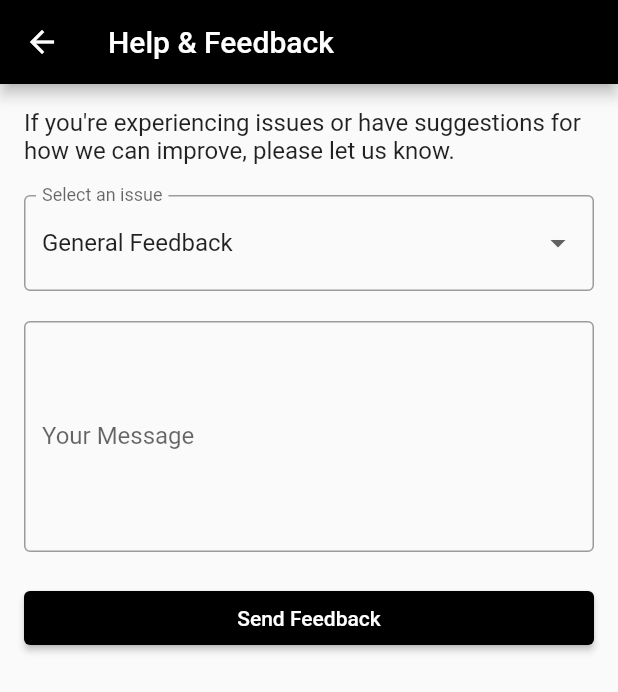
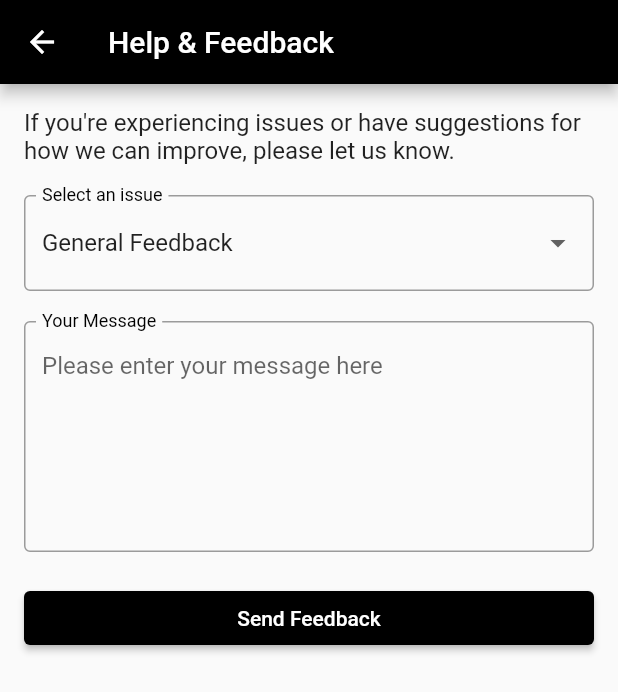
Before and after one commit to helenajullia/SwipeAway, a Flutter app: the HelpFeedbackPage screen opened directly with empty values, on a phone screen of 412 x 824 dp. Shown: the top 692 px of the screen. Run offline on Flutter 3.47's test engine with Material 2 defaults, Android fonts, the phone set to English and light mode, and no system bars; our stand-ins replace cloud_firestore, firebase_auth, firebase_core, firebase_database, get, google_fonts; accounts and stored records are empty.

Commit message:
Made some touches to the feedback page

```diff
--- a/lib/home/myAccount/helpFeedbackPage.dart
+++ b/lib/home/myAccount/helpFeedbackPage.dart
@@ -2,13 +2,13 @@ import 'package:flutter/material.dart';
 import 'package:google_fonts/google_fonts.dart';
 
 class HelpFeedbackPage extends StatelessWidget {
-  final String userEmail; // User's email is passed to the constructor
+  final String userEmail;
 
   HelpFeedbackPage({required this.userEmail});
 
   @override
   Widget build(BuildContext context) {
-    String selectedIssue = "General Feedback"; // Default issue type
+    String selectedIssue = "General Feedback";
     List<String> commonIssues = [
       "General Feedback",
       "App Crashes",
@@ -34,7 +34,11 @@ class HelpFeedbackPage extends StatelessWidget {
             DropdownButtonFormField<String>(
               decoration: InputDecoration(
                 labelText: 'Select an issue',
+                labelStyle: TextStyle(color: Colors.black),
                 border: OutlineInputBorder(),
+                focusedBorder: OutlineInputBorder( // Add this
+                  borderSide: BorderSide(color: Colors.black, width: 1.5),
+                ),
               ),
               value: selectedIssue,
               onChanged: (String? newValue) {
@@ -51,17 +55,23 @@ class HelpFeedbackPage extends StatelessWidget {
             ),
             SizedBox(height: 20),
             TextFormField(
+              cursorColor: Colors.black,
               maxLines: 6,
               decoration: InputDecoration(
                 labelText: 'Your Message',
+                labelStyle: TextStyle(color: Colors.black),
                 hintText: 'Please enter your message here',
+                floatingLabelBehavior: FloatingLabelBehavior.always,
                 border: OutlineInputBorder(),
+                focusedBorder: OutlineInputBorder(
+                  borderSide: BorderSide(color: Colors.black, width: 1.5),
+                ),
               ),
               // Include form validation if needed
             ),
             SizedBox(height: 20),
             ElevatedButton(
-              style: ElevatedButton.styleFrom(primary: Colors.black), // Button color black
+              style: ElevatedButton.styleFrom(backgroundColor: Colors.black), // Button color black
               child: Text('Send Feedback', style: GoogleFonts.roboto()),
               onPressed: () {
                 // Implement the logic to send feedback (e.g., using email or a backend service)
```
